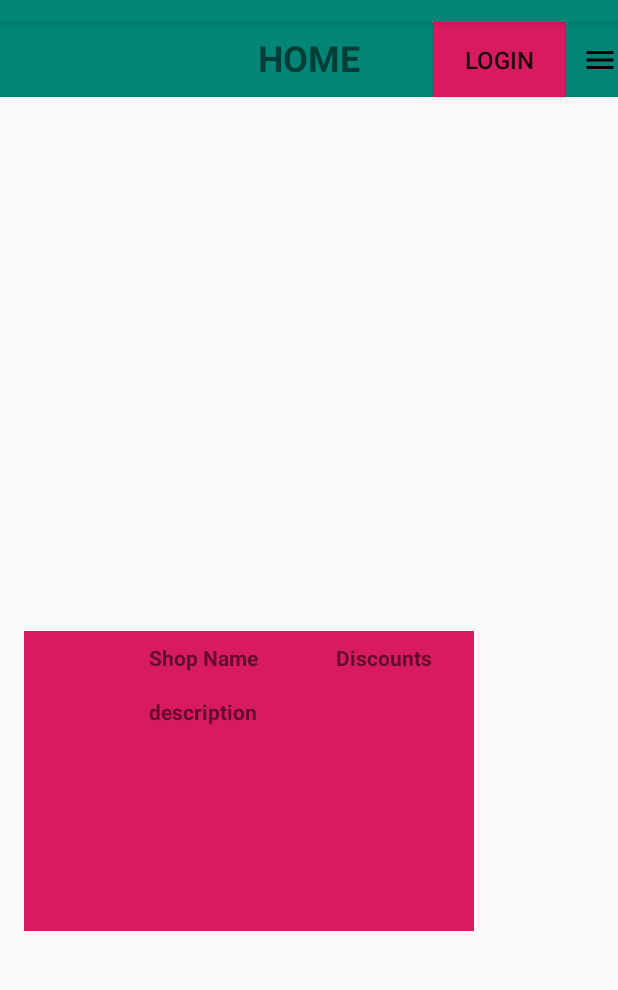
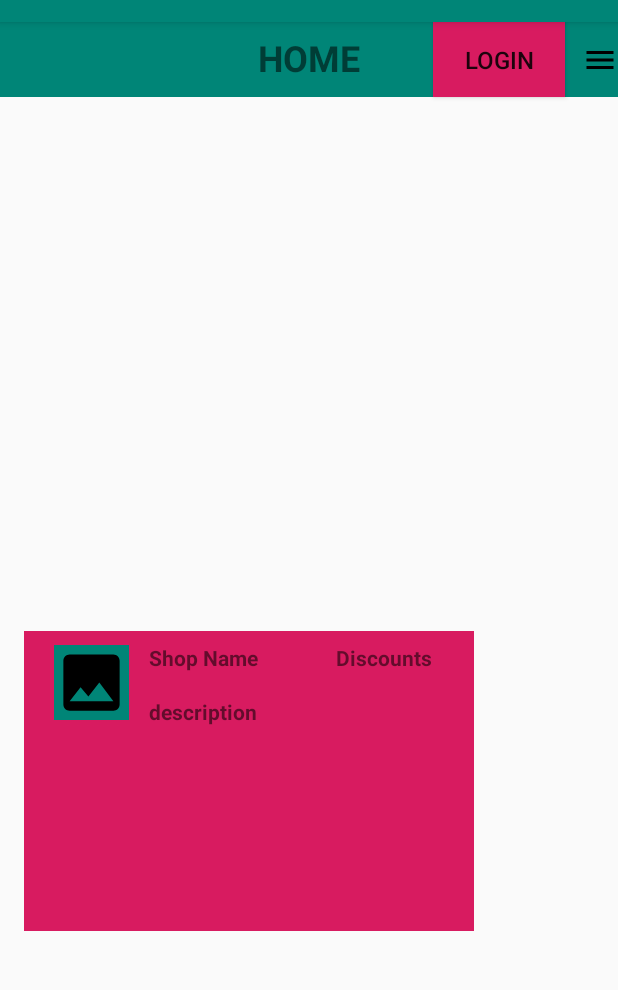
Before and after one commit to naveenpi/shopinfo, an Android app: the screen it shows after launch (MainActivity), on a phone screen of 412 x 824 dp, the part 62-1052 px from its top. Run offline under Robolectric (Android 15) with nearby library versions, the phone set to English and light mode, and no system bars.

Commit message:
Added image view to activity_main.xml

```diff
--- /dev/null
+++ b/app/src/main/res/drawable/ic_image_black_24dp.xml
@@ -0,0 +1,4 @@
+<vector android:height="50dp" android:viewportHeight="24.0"
+    android:viewportWidth="24.0" android:width="50dp" xmlns:android="http://schemas.android.com/apk/res/android">
+    <path android:fillColor="#FF000000" android:pathData="M21,19V5c0,-1.1 -0.9,-2 -2,-2H5c-1.1,0 -2,0.9 -2,2v14c0,1.1 0.9,2 2,2h14c1.1,0 2,-0.9 2,-2zM8.5,13.5l2.5,3.01L14.5,12l4.5,6H5l3.5,-4.5z"/>
+</vector>
--- a/app/src/main/res/layout/activity_main.xml
+++ b/app/src/main/res/layout/activity_main.xml
@@ -67,6 +67,21 @@
         app:layout_constraintRight_toRightOf="parent"
         app:layout_constraintTop_toTopOf="parent"
         app:layout_constraintVertical_bias="0.715" />
+    <ImageButton
+        android:id="@+id/textViewImage"
+        android:layout_width="wrap_content"
+        android:layout_height="50dp"
+        android:background="@color/colorPrimary"
+        android:onClick="menu"
+        android:src="@drawable/ic_image_black_24dp"
+        android:textAlignment="center"
+        android:textSize="16sp"
+        app:layout_constraintBottom_toBottomOf="parent"
+        app:layout_constraintHorizontal_bias="0.099"
+        app:layout_constraintLeft_toLeftOf="parent"
+        app:layout_constraintRight_toRightOf="parent"
+        app:layout_constraintTop_toTopOf="parent"
+        app:layout_constraintVertical_bias="0.578" />
     <TextView
         android:id="@+id/name"
         android:layout_width="wrap_content"
```
